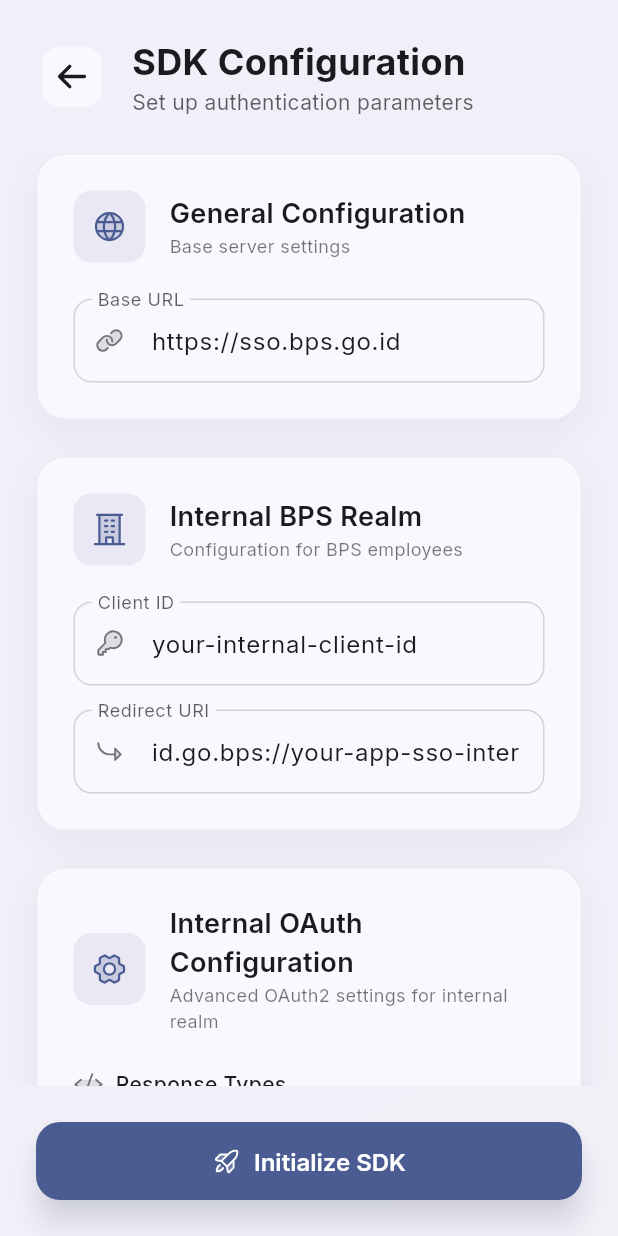
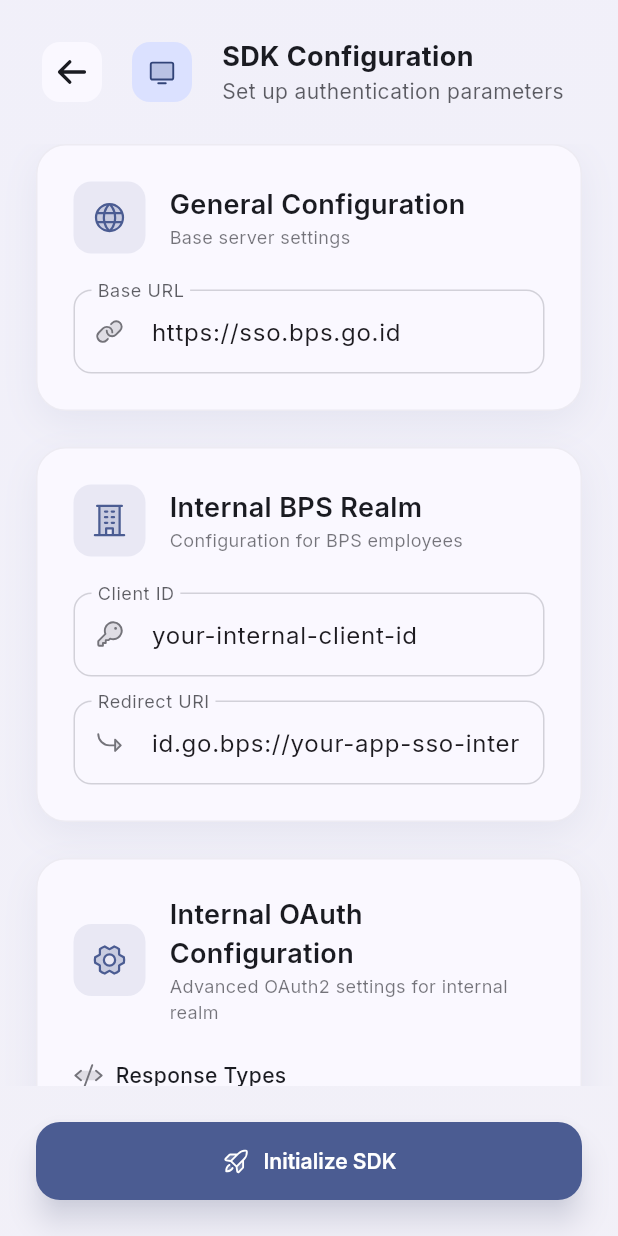
Before and after one commit to IPDS-59/bps_sso_flutter_sdk, a Flutter app: the ConfigurationScreen screen opened by its route, on a phone screen of 412 x 824 dp. Run offline on Flutter 3.47's test engine with Material 3 defaults, Android fonts, the phone set to English and light mode, and no system bars; drawn by our look-alikes of flutter_animate; our stand-ins replace app_links, auto_route, dio, equatable, flutter_bloc, flutter_svg and 6 more; missing offline and left inert: alice, alice_dio, flutter_custom_tabs.

Commit message:
refactor(config-screen): add entry point to alice

```diff
--- a/example/lib/screens/configuration_screen.dart
+++ b/example/lib/screens/configuration_screen.dart
@@ -127,6 +127,25 @@ class ConfigurationScreen extends StatelessWidget {
                         ),
                       ),
                     ),
+                    const Gap(12),
+                    IconButton(
+                      onPressed: () {
+                        final configCubit = context.read<ConfigurationCubit>();
+                        configCubit.alice.showInspector();
+                      },
+                      icon: PhosphorIcon(
+                        PhosphorIcons.monitor(PhosphorIconsStyle.duotone),
+                        size: 20,
+                      ),
+                      style: IconButton.styleFrom(
+                        backgroundColor: theme.colorScheme.primaryContainer,
+                        foregroundColor: theme.colorScheme.onPrimaryContainer,
+                        shape: RoundedRectangleBorder(
+                          borderRadius: BorderRadius.circular(12),
+                        ),
+                      ),
+                      tooltip: 'HTTP Inspector',
+                    ),
                     const Gap(16),
                     Expanded(
                       child: Column(
@@ -135,7 +154,7 @@ class ConfigurationScreen extends StatelessWidget {
                           Text(
                             'SDK Configuration',
                             style: GoogleFonts.inter(
-                              fontSize: 24,
+                              fontSize: 18,
                               fontWeight: FontWeight.bold,
                               color: theme.colorScheme.onSurface,
                             ),
@@ -408,7 +427,7 @@ class ConfigurationScreen extends StatelessWidget {
                                       Text(
                                         'Initializing...',
                                         style: GoogleFonts.inter(
-                                          fontSize: 16,
+                                          fontSize: 14,
                                           fontWeight: FontWeight.w600,
                                         ),
                                       ),
@@ -428,7 +447,7 @@ class ConfigurationScreen extends StatelessWidget {
                                       Text(
                                         'Initialize SDK',
                                         style: GoogleFonts.inter(
-                                          fontSize: 16,
+                                          fontSize: 14,
                                           fontWeight: FontWeight.w600,
                                         ),
                                       ),
```
